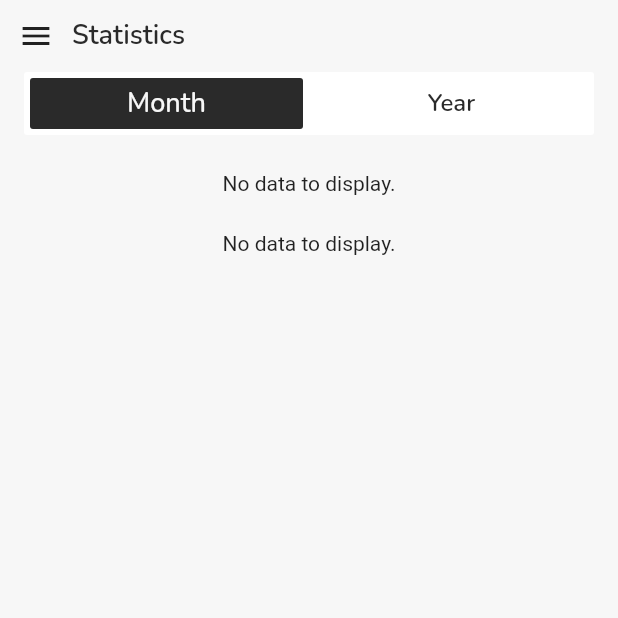
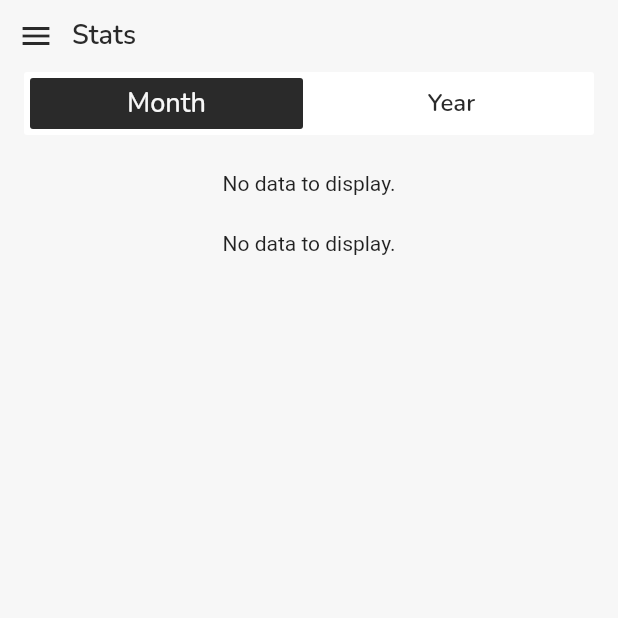
Before and after one commit to kanmear/budgetron, a Flutter app: the screen it shows after launch, item 4 of the bottom bar chosen, after a tap on the "menu" icon, on a phone screen of 412 x 824 dp, the top half of it. Run offline on Flutter 3.47's test engine with Material 2 defaults, Android fonts, the phone set to English and light mode, and no system bars; our stand-ins replace google_fonts, objectbox; generated files the repository leaves out were written again.

Commit message:
refactor: main -> use scaffold.appBar instead of custom widgets

```diff
--- a/lib/main.dart
+++ b/lib/main.dart
@@ -1,6 +1,10 @@
 // ignore_for_file: unused_import
 
+import 'dart:io';
+
 import 'package:budgetron/db/mock_data_generator.dart';
+import 'package:budgetron/ui/data/fonts.dart';
+import 'package:budgetron/ui/data/icons.dart';
 import 'package:provider/provider.dart';
 import 'package:flutter/material.dart';
 import 'db/object_box_helper.dart';
@@ -49,6 +53,8 @@ class Budgetron extends StatefulWidget {
 
 class _BudgetronState extends State<Budgetron> {
   final pageViewController = PageController(initialPage: 1);
+  final List<String> pageTitles = ['Entries', 'Home', 'Budget', 'Stats'];
+  String selectedTitle = 'Home';
   int selectedIndex = 1;
 
   @override
@@ -60,6 +66,15 @@ class _BudgetronState extends State<Budgetron> {
   @override
   Widget build(BuildContext context) {
     return Scaffold(
+      appBar: AppBar(
+        elevation: 0,
+        backgroundColor: Theme.of(context).colorScheme.background,
+        leading: const MenuIconButton(),
+        leadingWidth: 48,
+        title: Text(selectedTitle, style: BudgetronFonts.nunitoSize18Weight600),
+        titleSpacing: 0,
+        toolbarHeight: 48,
+      ),
       body: PageView(
         controller: pageViewController,
         children: [EntriesPage(), const HomePage(), BudgetPage(), StatsPage()],
@@ -92,6 +107,7 @@ class _BudgetronState extends State<Budgetron> {
   }
 
   void _selectPage(index) {
+    selectedTitle = pageTitles[index];
     pageViewController.animateToPage(index,
         duration: const Duration(milliseconds: 200), curve: Curves.ease);
   }
--- a/lib/routes/pages/budget/budget_page.dart
+++ b/lib/routes/pages/budget/budget_page.dart
@@ -1,12 +1,10 @@
 import 'package:flutter/material.dart';
 
 import 'package:budgetron/ui/data/fonts.dart';
-import 'package:budgetron/ui/data/icons.dart';
 import 'package:budgetron/models/budget.dart';
 import 'package:budgetron/models/category.dart';
 import 'package:budgetron/db/budget_controller.dart';
 import 'package:budgetron/logic/budget/budget_service.dart';
-import 'package:budgetron/ui/classes/top_bar_with_title.dart';
 import 'package:budgetron/logic/category/category_service.dart';
 import 'package:budgetron/routes/popups/budget/new_budget_popup.dart';
 import 'package:budgetron/routes/popups/budget/edit_budget_popup.dart';
@@ -26,12 +24,6 @@ class BudgetPage extends StatelessWidget {
       body: Padding(
         padding: const EdgeInsets.only(bottom: 16),
         child: Column(children: [
-          const BudgetronAppBarWithTitle(
-            title: 'Budgeting',
-            leftIconButton: MenuIconButton(),
-            rightIconButton: EditIconButton(),
-          ),
-          const SizedBox(height: 8),
           BudgetView(tabNotifier: tabNotifier),
         ]),
       ),
--- a/lib/routes/pages/entry/entries_page.dart
+++ b/lib/routes/pages/entry/entries_page.dart
@@ -2,13 +2,11 @@ import 'package:flutter/material.dart';
 import 'package:intl/intl.dart';
 
 import 'package:budgetron/ui/data/fonts.dart';
-import 'package:budgetron/ui/data/icons.dart';
 import 'package:budgetron/models/entry.dart';
 import 'package:budgetron/models/category.dart';
 import 'package:budgetron/db/entry_controller.dart';
 import 'package:budgetron/models/enums/date_period.dart';
 import 'package:budgetron/logic/entry/entry_service.dart';
-import 'package:budgetron/ui/classes/top_bar_with_title.dart';
 import 'package:budgetron/logic/category/category_service.dart';
 import 'package:budgetron/ui/classes/horizontal_separator.dart';
 import 'package:budgetron/ui/classes/floating_action_button.dart';
@@ -35,9 +33,6 @@ class _EntriesPageState extends State<EntriesPage> {
         backgroundColor: Theme.of(context).colorScheme.background,
         body: Column(
           children: [
-            const BudgetronAppBarWithTitle(
-                title: 'Entries', leftIconButton: MenuIconButton()),
-            const SizedBox(height: 8),
             BudgetronDatePeriodTabSwitch(
                 valueNotifier: widget.datePeriodNotifier,
                 tabs: const [DatePeriod.day, DatePeriod.month]),
--- a/lib/routes/pages/home/home_page.dart
+++ b/lib/routes/pages/home/home_page.dart
@@ -1,7 +1,4 @@
 import 'package:flutter/material.dart';
-
-import 'package:budgetron/ui/data/icons.dart';
-import 'package:budgetron/ui/classes/top_bar_with_title.dart';
 
 import 'latest_entries.dart';
 import 'micro_overview.dart';
@@ -18,9 +15,6 @@ class HomePage extends StatelessWidget {
         backgroundColor: Theme.of(context).colorScheme.background,
         body: const Column(
           children: [
-            BudgetronAppBarWithTitle(
-                title: 'Home', leftIconButton: MenuIconButton()),
-            SizedBox(height: 8),
             MicroOverview(),
             SizedBox(height: 32),
             FavoriteBudgets(),
--- a/lib/routes/pages/stats/stats_page.dart
+++ b/lib/routes/pages/stats/stats_page.dart
@@ -1,9 +1,7 @@
 import 'package:flutter/material.dart';
 
 import 'package:budgetron/ui/classes/date_period_tab_switch.dart';
-import 'package:budgetron/ui/classes/top_bar_with_title.dart';
 import 'package:budgetron/models/enums/date_period.dart';
-import 'package:budgetron/ui/data/icons.dart';
 
 import 'overall_chart.dart';
 import 'top_spendings_chart.dart';
@@ -23,8 +21,6 @@ class StatsPage extends StatelessWidget {
         backgroundColor: Theme.of(context).colorScheme.background,
         body: Column(
           children: [
-            const BudgetronAppBarWithTitle(
-                title: 'Statistics', leftIconButton: MenuIconButton()),
             StatsView(
                 datePeriodNotifier: datePeriodNotifier,
                 isExpenseFilterNotifier: isExpenseFilterNotifier),
--- a/lib/ui/data/icons.dart
+++ b/lib/ui/data/icons.dart
@@ -32,6 +32,9 @@ class MenuIconButton extends StatelessWidget {
   @override
   Widget build(BuildContext context) {
     return IconButton(
-        onPressed: () => {/* add impl */}, icon: const Icon(Icons.menu));
+      onPressed: () => {/* add impl */},
+      icon: const Icon(Icons.menu),
+      color: Theme.of(context).colorScheme.primary,
+    );
   }
 }
```
